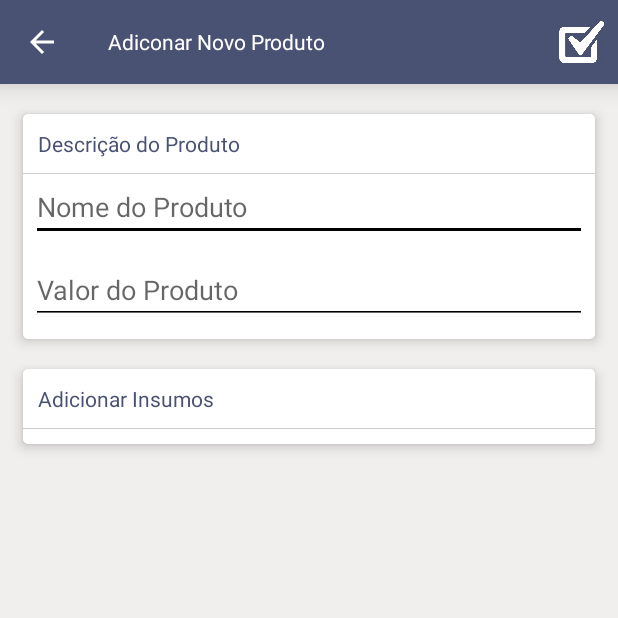
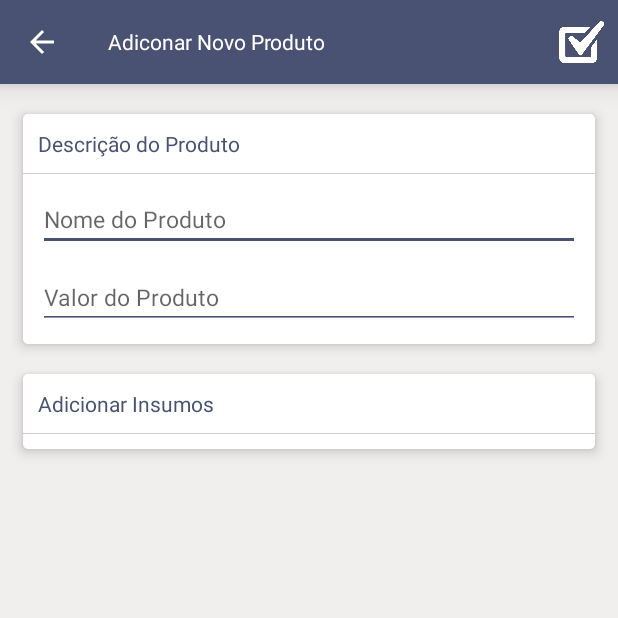
Before and after one commit to CharlleDaniel/SimpleERP, an Android app: the CadProduto screen opened directly, with no data from a screen before it, on a phone screen of 412 x 824 dp, the top half of it. Run offline under Robolectric (Android 15) with nearby library versions, the phone set to English and light mode, and no system bars.

```diff
--- a/app/src/main/res/layout/layout_add_produto.xml
+++ b/app/src/main/res/layout/layout_add_produto.xml
@@ -68,31 +68,34 @@
                 android:id="@+id/editText"
                 android:hint="Nome do Produto"
                 android:textColor="#000000"
-                android:backgroundTint="#000000"
+                android:backgroundTint="@color/colorPrimary"
                 android:contentDescription="Informe O nome da produção"
                 android:layout_below="@+id/textView9"
                 android:layout_alignParentLeft="true"
                 android:layout_alignParentStart="true"
-                android:layout_marginLeft="5dp"
-                android:layout_marginRight="5dp"
+                android:layout_marginLeft="10dp"
+                android:layout_marginRight="10dp"
                 android:layout_marginBottom="10dp"
-                android:singleLine="true" />
+                android:singleLine="true"
+                android:layout_marginTop="10dp"
+                android:textSize="15dp" />
 
             <EditText
                 android:layout_width="match_parent"
                 android:layout_height="wrap_content"
                 android:textColor="#000000"
-                android:backgroundTint="#000000"
+                android:backgroundTint="@color/colorPrimary"
                 android:id="@+id/editText2"
                 android:layout_below="@+id/editText"
                 android:layout_alignParentRight="false"
                 android:layout_alignParentEnd="true"
-                android:layout_marginLeft="5dp"
-                android:layout_marginRight="5dp"
+                android:layout_marginLeft="10dp"
+                android:layout_marginRight="10dp"
                 android:layout_marginBottom="10dp"
                 android:inputType="number|numberDecimal"
                 android:hint="Valor do Produto"
-                android:singleLine="true" />
+                android:singleLine="true"
+                android:textSize="15dp" />
 
 
         </RelativeLayout>
```
Also changed, not shown: app/src/main/res/layout/layout_add_producao.xml (+6 -5 lines).
